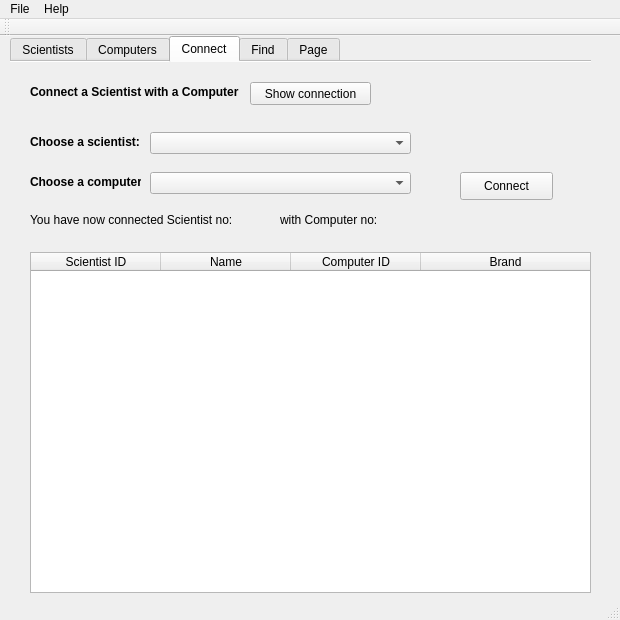
The window that 3hluti/mainwindow.ui (hj02/VV) describes before a commit, drawn with Qt 5.
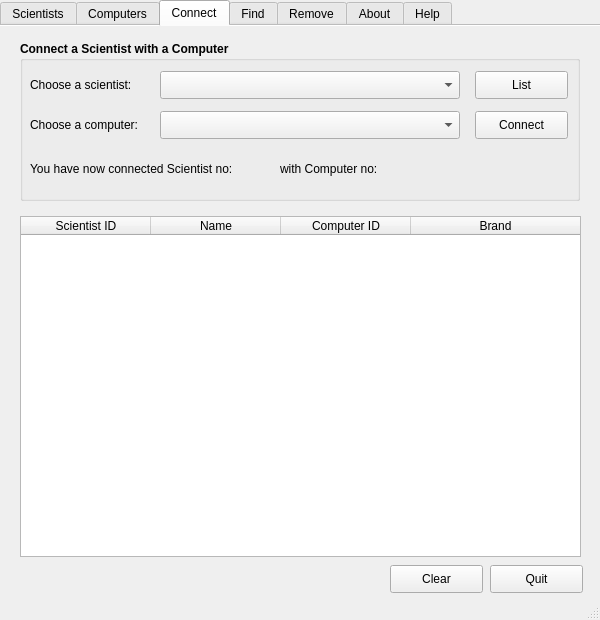
The same window after the commit. The open tabs and pages were chosen to show the change.

Patch:
```diff
--- a/3hluti/mainwindow.ui
+++ b/3hluti/mainwindow.ui
@@ -6,7 +6,7 @@
    <rect>
     <x>0</x>
     <y>0</y>
-    <width>620</width>
+    <width>600</width>
     <height>620</height>
    </rect>
   </property>
@@ -17,9 +17,9 @@
    <widget class="QTabWidget" name="tbFind">
     <property name="geometry">
      <rect>
-      <x>10</x>
+      <x>0</x>
       <y>0</y>
-      <width>581</width>
+      <width>600</width>
       <height>561</height>
      </rect>
     </property>
@@ -650,51 +650,6 @@
      <attribute name="title">
       <string>Connect</string>
      </attribute>
-     <widget class="QLabel" name="lblConnectSwithC">
-      <property name="geometry">
-       <rect>
-        <x>20</x>
-        <y>20</y>
-        <width>300</width>
-        <height>20</height>
-       </rect>
-      </property>
-      <property name="font">
-       <font>
-        <weight>75</weight>
-        <bold>true</bold>
-       </font>
-      </property>
-      <property name="text">
-       <string>Connect a Scientist with a Computer</string>
-      </property>
-     </widget>
-     <widget class="QPushButton" name="connectbutton">
-      <property name="geometry">
-       <rect>
-        <x>450</x>
-        <y>110</y>
-        <width>93</width>
-        <height>28</height>
-       </rect>
-      </property>
-      <property name="text">
-       <string>Connect</string>
-      </property>
-     </widget>
-     <widget class="QLabel" name="lblComputern_no1">
-      <property name="geometry">
-       <rect>
-        <x>270</x>
-        <y>150</y>
-        <width>111</width>
-        <height>16</height>
-       </rect>
-      </property>
-      <property name="text">
-       <string>with Computer no: </string>
-      </property>
-     </widget>
      <widget class="QLabel" name="lblScientist_connect">
       <property name="geometry">
        <rect>
@@ -708,32 +663,6 @@
        <string/>
       </property>
      </widget>
-     <widget class="QLabel" name="lblScientistComputer">
-      <property name="geometry">
-       <rect>
-        <x>20</x>
-        <y>150</y>
-        <width>221</width>
-        <height>16</height>
-       </rect>
-      </property>
-      <property name="text">
-       <string>You have now connected Scientist no: </string>
-      </property>
-     </widget>
-     <widget class="QLabel" name="lblComputer_no1">
-      <property name="geometry">
-       <rect>
-        <x>380</x>
-        <y>150</y>
-        <width>30</width>
-        <height>16</height>
-       </rect>
-      </property>
-      <property name="text">
-       <string/>
-      </property>
-     </widget>
      <widget class="QLabel" name="lblScientist_no2">
       <property name="geometry">
        <rect>
@@ -747,77 +676,6 @@
        <string/>
       </property>
      </widget>
-     <widget class="QLabel" name="lblScientist_no1">
-      <property name="geometry">
-       <rect>
-        <x>240</x>
-        <y>150</y>
-        <width>30</width>
-        <height>16</height>
-       </rect>
-      </property>
-      <property name="text">
-       <string/>
-      </property>
-     </widget>
-     <widget class="QComboBox" name="comboBox_SID">
-      <property name="geometry">
-       <rect>
-        <x>140</x>
-        <y>70</y>
-        <width>261</width>
-        <height>22</height>
-       </rect>
-      </property>
-     </widget>
-     <widget class="QComboBox" name="comboBox_CID">
-      <property name="geometry">
-       <rect>
-        <x>140</x>
-        <y>110</y>
-        <width>261</width>
-        <height>22</height>
-       </rect>
-      </property>
-     </widget>
-     <widget class="QLabel" name="label_3">
-      <property name="geometry">
-       <rect>
-        <x>20</x>
-        <y>70</y>
-        <width>111</width>
-        <height>20</height>
-       </rect>
-      </property>
-      <property name="font">
-       <font>
-        <weight>75</weight>
-        <bold>true</bold>
-       </font>
-      </property>
-      <property name="text">
-       <string>Choose a scientist:</string>
-      </property>
-     </widget>
-     <widget class="QLabel" name="label_4">
-      <property name="geometry">
-       <rect>
-        <x>20</x>
-        <y>110</y>
-        <width>111</width>
-        <height>20</height>
-       </rect>
-      </property>
-      <property name="font">
-       <font>
-        <weight>75</weight>
-        <bold>true</bold>
-       </font>
-      </property>
-      <property name="text">
-       <string>Choose a computer:</string>
-      </property>
-     </widget>
      <widget class="QTableWidget" name="tableWidgetConnect">
       <property name="geometry">
        <rect>
@@ -860,18 +718,208 @@
        </property>
       </column>
      </widget>
-     <widget class="QPushButton" name="showconnection">
+     <widget class="QGroupBox" name="groupBox_4">
       <property name="geometry">
        <rect>
-        <x>240</x>
-        <y>20</y>
-        <width>121</width>
-        <height>23</height>
+        <x>20</x>
+        <y>15</y>
+        <width>560</width>
+        <height>160</height>
        </rect>
       </property>
-      <property name="text">
-       <string>Show connection</string>
+      <property name="font">
+       <font>
+        <weight>75</weight>
+        <bold>true</bold>
+       </font>
       </property>
+      <property name="title">
+       <string>Connect a Scientist with a Computer</string>
+      </property>
+      <widget class="QLabel" name="label_3">
+       <property name="geometry">
+        <rect>
+         <x>10</x>
+         <y>30</y>
+         <width>120</width>
+         <height>28</height>
+        </rect>
+       </property>
+       <property name="font">
+        <font>
+         <weight>50</weight>
+         <bold>false</bold>
+        </font>
+       </property>
+       <property name="text">
+        <string>Choose a scientist:</string>
+       </property>
+      </widget>
+      <widget class="QLabel" name="label_4">
+       <property name="geometry">
+        <rect>
+         <x>10</x>
+         <y>70</y>
+         <width>120</width>
+         <height>28</height>
+        </rect>
+       </property>
+       <property name="font">
+        <font>
+         <weight>50</weight>
+         <bold>false</bold>
+        </font>
+       </property>
+       <property name="text">
+        <string>Choose a computer:</string>
+       </property>
+      </widget>
+      <widget class="QPushButton" name="connectbutton">
+       <property name="geometry">
+        <rect>
+         <x>455</x>
+         <y>70</y>
+         <width>93</width>
+         <height>28</height>
+        </rect>
+       </property>
+       <property name="font">
+        <font>
+         <weight>50</weight>
+         <bold>false</bold>
+        </font>
+       </property>
+       <property name="text">
+        <string>Connect</string>
+       </property>
+      </widget>
+      <widget class="QLabel" name="lblScientistComputer">
+       <property name="geometry">
+        <rect>
+         <x>10</x>
+         <y>120</y>
+         <width>221</width>
+         <height>16</height>
+        </rect>
+       </property>
+       <property name="font">
+        <font>
+         <weight>50</weight>
+         <bold>false</bold>
+        </font>
+       </property>
+       <property name="text">
+        <string>You have now connected Scientist no: </string>
+       </property>
+      </widget>
+      <widget class="QComboBox" name="comboBox_SID">
+       <property name="geometry">
+        <rect>
+         <x>140</x>
+         <y>30</y>
+         <width>300</width>
+         <height>28</height>
+        </rect>
+       </property>
+       <property name="font">
+        <font>
+         <weight>50</weight>
+         <bold>false</bold>
+        </font>
+       </property>
+      </widget>
+      <widget class="QLabel" name="lblComputer_no1">
+       <property name="geometry">
+        <rect>
+         <x>370</x>
+         <y>120</y>
+         <width>30</width>
+         <height>16</height>
+        </rect>
+       </property>
+       <property name="font">
+        <font>
+         <weight>50</weight>
+         <bold>false</bold>
+        </font>
+       </property>
+       <property name="text">
+        <string/>
+       </property>
+      </widget>
+      <widget class="QLabel" name="lblComputern_no1">
+       <property name="geometry">
+        <rect>
+         <x>260</x>
+         <y>120</y>
+         <width>111</width>
+         <height>16</height>
+        </rect>
+       </property>
+       <property name="font">
+        <font>
+         <weight>50</weight>
+         <bold>false</bold>
+        </font>
+       </property>
+       <property name="text">
+        <string>with Computer no: </string>
+       </property>
+      </widget>
+      <widget class="QPushButton" name="showconnection">
+       <property name="geometry">
+        <rect>
+         <x>455</x>
+         <y>30</y>
+         <width>93</width>
+         <height>28</height>
+        </rect>
+       </property>
+       <property name="font">
+        <font>
+         <weight>50</weight>
+         <bold>false</bold>
+        </font>
+       </property>
+       <property name="text">
+        <string>List</string>
+       </property>
+      </widget>
+      <widget class="QLabel" name="lblScientist_no1">
+       <property name="geometry">
+        <rect>
+         <x>230</x>
+         <y>120</y>
+         <width>30</width>
+         <height>16</height>
+        </rect>
+       </property>
+       <property name="font">
+        <font>
+         <weight>50</weight>
+         <bold>false</bold>
+        </font>
+       </property>
+       <property name="text">
+        <string/>
+       </property>
+      </widget>
+      <widget class="QComboBox" name="comboBox_CID">
+       <property name="geometry">
+        <rect>
+         <x>140</x>
+         <y>70</y>
+         <width>300</width>
+         <height>28</height>
+        </rect>
+       </property>
+       <property name="font">
+        <font>
+         <weight>50</weight>
+         <bold>false</bold>
+        </font>
+       </property>
+      </widget>
      </widget>
     </widget>
     <widget class="QWidget" name="tab">
@@ -1047,7 +1095,7 @@
     </widget>
     <widget class="QWidget" name="tab_3">
      <attribute name="title">
-      <string>Page</string>
+      <string>Remove</string>
      </attribute>
      <widget class="QComboBox" name="comboBox_remove">
       <property name="geometry">
@@ -1075,7 +1123,12 @@
        <bool>true</bool>
       </property>
      </widget>
-     <widget class="QRadioButton" name="rb_removeC">
+    </widget>
+    <widget class="QWidget" name="tabAbout">
+     <attribute name="title">
+      <string>About</string>
+     </attribute>
+     <widget class="QLabel" name="lblAbout">
       <property name="geometry">
        <rect>
         <x>130</x>
@@ -1163,36 +1216,18 @@
       </property>
      </widget>
     </widget>
-   </widget>
-  </widget>
-  <widget class="QMenuBar" name="menuBar">
-   <property name="geometry">
-    <rect>
-     <x>0</x>
-     <y>0</y>
-     <width>620</width>
-     <height>21</height>
-    </rect>
-   </property>
-   <widget class="QMenu" name="menuFile">
-    <property name="title">
-     <string>File</string>
-    </property>
-    <widget class="QMenu" name="menuNew">
-     <property name="title">
-      <string>New</string>
-     </property>
-     <addaction name="actionScientist"/>
-     <addaction name="actionComputer"/>
-     <addaction name="actionConnection"/>
-    </widget>
-    <widget class="QMenu" name="menuFind">
-     <property name="title">
-      <string>Find</string>
-     </property>
-     <widget class="QMenu" name="menuScientist">
-      <property name="title">
-       <string>Scientist</string>
+    <widget class="QWidget" name="tabHelp">
+     <attribute name="title">
+      <string>Help</string>
+     </attribute>
+     <widget class="QTextBrowser" name="textBrowser">
+      <property name="geometry">
+       <rect>
+        <x>50</x>
+        <y>25</y>
+        <width>500</width>
+        <height>500</height>
+       </rect>
       </property>
       <addaction name="actionBy_name"/>
      </widget>
@@ -1202,22 +1237,38 @@
     <addaction name="menuNew"/>
     <addaction name="menuFind"/>
    </widget>
-   <widget class="QMenu" name="menuHelp">
-    <property name="title">
-     <string>Help</string>
+   <widget class="QPushButton" name="pushButton">
+    <property name="geometry">
+     <rect>
+      <x>490</x>
+      <y>565</y>
+      <width>93</width>
+      <height>28</height>
+     </rect>
     </property>
-    <addaction name="actionAbout"/>
+    <property name="text">
+     <string>Quit</string>
+    </property>
    </widget>
-   <addaction name="menuFile"/>
-   <addaction name="menuHelp"/>
-  </widget>
-  <widget class="QToolBar" name="mainToolBar">
-   <attribute name="toolBarArea">
-    <enum>TopToolBarArea</enum>
-   </attribute>
-   <attribute name="toolBarBreak">
-    <bool>false</bool>
-   </attribute>
+   <widget class="QPushButton" name="btnClear">
+    <property name="geometry">
+     <rect>
+      <x>390</x>
+      <y>565</y>
+      <width>93</width>
+      <height>28</height>
+     </rect>
+    </property>
+    <property name="font">
+     <font>
+      <weight>50</weight>
+      <bold>false</bold>
+     </font>
+    </property>
+    <property name="text">
+     <string>Clear</string>
+    </property>
+   </widget>
   </widget>
   <widget class="QStatusBar" name="statusBar"/>
   <action name="actionScientist">
```
Left out of the diff: 516 changed lines with no effect on the pictures.
